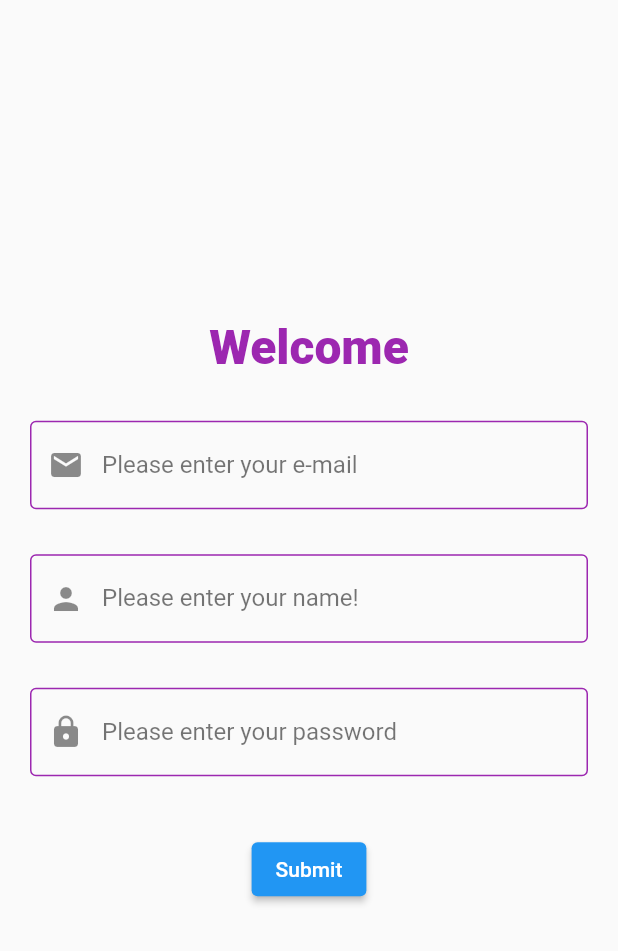
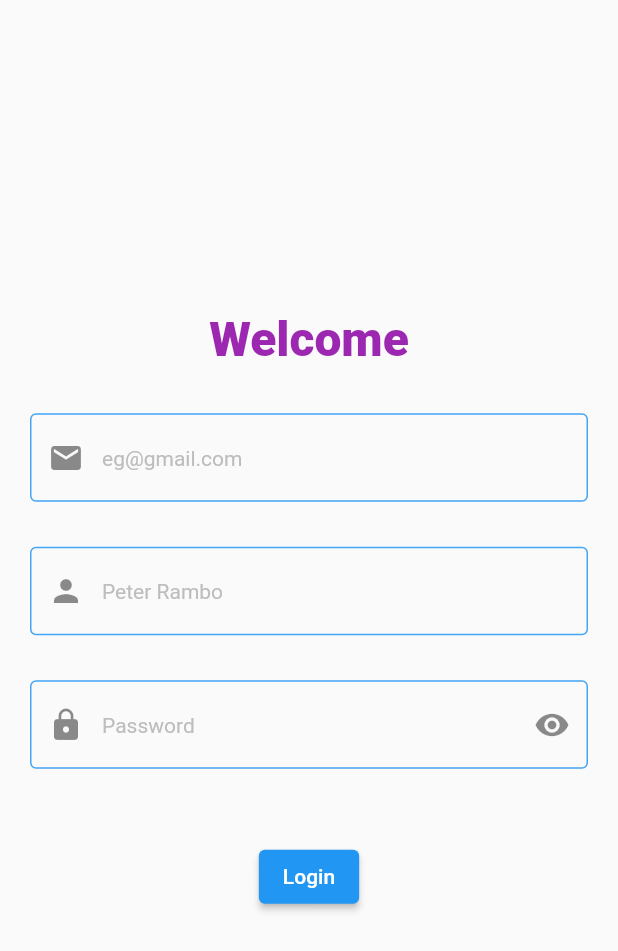
Before and after one commit to YojalKarki/testing, a Flutter app: the screen it shows after launch, on a phone screen of 412 x 824 dp. Shown: the top 951 px of the screen. Run offline on Flutter 3.47's test engine with Material 2 defaults, Android fonts, the phone set to English and light mode, and no system bars; our stand-ins replace flutter_svg, page_transition.

Commit message:
form validation

```diff
--- a/testing/lib/pages/home_page.dart
+++ b/testing/lib/pages/home_page.dart
@@ -383,14 +383,12 @@ class _HomePageState extends State<HomePage> {
       backgroundColor: Colors.white,
       leading:GestureDetector(
         onTap: () {
-          Navigator.of(context).pushNamed(RouteManager.loginPage);
         },
         child: Container(
             margin: const EdgeInsets.all(10),
             decoration: BoxDecoration(
                 color: Colors.white, borderRadius: BorderRadius.circular(10)),
-            child:
-            SvgPicture.asset('assets/icons/arrow-left-5-svgrepo-com.svg')),
+           ),
       ),
 
     actions: [
--- a/testing/lib/pages/login.dart
+++ b/testing/lib/pages/login.dart
@@ -1,8 +1,7 @@
+import 'package:flutter/material.dart';
+import 'package:page_transition/page_transition.dart';
 
-import 'package:flutter/material.dart';
-import 'package:provider/provider.dart';
-import 'package:testing/pages/user.dart';
-import 'package:testing/routes/routes.dart';
+import 'home_page.dart';
 
 class MyApp extends StatelessWidget {
   const MyApp({super.key});
@@ -29,7 +28,6 @@ class _MainPageState extends State<LoginPage> {
   TextEditingController passwordController = TextEditingController();
   bool passToggle = true;
 
-
   @override
   void initState() {
     super.initState();
@@ -49,125 +47,129 @@ class _MainPageState extends State<LoginPage> {
       body: Center(
         child: Padding(
           padding: const EdgeInsets.all(20),
-          child: Form(
-            key: _formField,
-            child: Column(mainAxisAlignment: MainAxisAlignment.center, children: [
-              Text(
-                'Welcome',
-                style: TextStyle(
+          child:
+          Form(key: _formField,
+            child:
+            Column(
+              mainAxisAlignment: MainAxisAlignment.center,
+              children:
+              [
+                const Text('Welcome', style:TextStyle(
                       fontSize: 32,
                       fontWeight: FontWeight.w800,
                       color: Colors.purple
                   ),
                 ),
-              const SizedBox(
-                height: 30,
+                const SizedBox(height: 30,
                 ),
-              AppTextField(
+                TextFormField
+                  (
+                  validator:
+                      (value) {
+                    bool emailValid = RegExp(
+                        r"^[a-zA-Z0-9.a-zA-Z0-9.!#$%&'*+-/=?^_`{|}~]+@[a-zA-Z0-9]+\.[a-zA-Z]+")
+                        .hasMatch(value!);
+                    if (value.isEmpty) {
+                      return "Please enter your email";
+                    } else if (!emailValid) {
+                      return "Please enter valid email";
+                    }
+                    return null;
+                  },
+                  keyboardType: TextInputType.emailAddress,
                   controller: emailController,
-                hint: 'Please enter your e-mail',
-                keyboardType: TextInputType.emailAddress,
-                icons: Icon(Icons.email),
+                  decoration: InputDecoration(
+                    prefixIcon: const Icon(Icons.email),
+                    enabledBorder: OutlineInputBorder(
+                        borderSide: BorderSide(color: Colors.blue.shade400)),
+                    focusedBorder: const OutlineInputBorder(
+                        borderSide: BorderSide(color: Colors.blue)),
+                    hintText: 'eg@gmail.com',
+                    hintStyle: TextStyle(
+                      color: Colors.grey.shade400,
+                      fontSize: 14,
+                    ),
+                  ),
+                ),
+                const SizedBox(height: 30,
+                ),
+                TextFormField(
                   validator: (value) {
-                  bool emailValid = RegExp(r"^[a-zA-Z0-9.a-zA-Z0-9.!#$%&'*+-/=?^_`{|}~]+@[a-zA-Z0-9]+\[a-zA-Z]+").hasMatch(value!);
-                  if(value.isEmpty) {
-                    return "Enter Email";
-                  }
-
-                  else if(!emailValid){
-                    return "Enter Valid email";
+                    if(value!.isEmpty) {
+                      return "Enter your Username";
                     }
                   },
+                  keyboardType: TextInputType.name,
+                  controller: nameController,
+                  decoration: InputDecoration(
+                    prefixIcon: const Icon(Icons.person),
+                    enabledBorder: OutlineInputBorder(
+                        borderSide: BorderSide(color: Colors.blue.shade400)),
+                    focusedBorder: const OutlineInputBorder(
+                        borderSide: BorderSide(color: Colors.blue)),
+                    hintText: 'Peter Rambo',
+                    hintStyle: TextStyle(
+                      color: Colors.grey.shade400,
+                      fontSize: 14,
                     ),
-              const SizedBox(
-                height: 30,
                   ),
-              AppTextField(
-                controller: nameController,
-                hint: 'Please enter your name!',
-                keyboardType: TextInputType.text, icons: const Icon(Icons.person),
+                ),
+                const SizedBox(height: 30,),
+                TextFormField(
                   validator: (value) {
-                  if(nameController.text.isEmpty) {
-                    return "Please Enter your name";
-                  }
-                },
-
-              ),
-              const SizedBox(
-                height: 30,
-              ),
-              AppTextField(
-                controller: passwordController,
-                hint: 'Please enter your password',
-                keyboardType: TextInputType.visiblePassword, icons: Icon(Icons.lock),
-                validator: (value) {
-                  if(value.isEmpty) {
-                    return "Enter email";
-                  }
-                  else if(passwordController.text.length < 8) {
+                    if (value!.isEmpty) {
+                      return "Please enter your password";
+                    } else if (passwordController.text.length < 8) {
                       return "Password must be more than 8 characters";
                     }
+                    return null;
                   },
+                  keyboardType: TextInputType.name,
+                  controller: passwordController,
+                  obscureText: passToggle,
+                  decoration: InputDecoration(
+                    prefixIcon: const Icon(Icons.lock),
+                    suffixIcon: InkWell(onTap: () {
+                      setState(() {
+                        passToggle = !passToggle;
+                    });},
+                    child: Icon(passToggle ? Icons.visibility : Icons.visibility_off),
+                    ),
+                    enabledBorder: OutlineInputBorder(
+                        borderSide: BorderSide(color: Colors.blue.shade400)),
+                    focusedBorder: const OutlineInputBorder(
+                        borderSide: BorderSide(color: Colors.blue)),
+                    hintText: 'Password',
+                    hintStyle: TextStyle(
+                      color: Colors.grey.shade400,
+                      fontSize: 14,
+                    ),
+                  ),
+                ),
+                const SizedBox(height: 40,),
 
-              ),
-              const SizedBox(
-                height: 30,
-              ),
                 Padding(
                   padding: const EdgeInsets.all(8.0),
                   child: ElevatedButton(
                     onPressed: () {
-                    context.read<User>().username = nameController.text;
-                    Navigator.of(context).pushNamed(RouteManager.homePage);
-                    if(_formField.currentState!.validate()) {
+                      if (_formField.currentState!.validate()) {
+                        Navigator.pushReplacement(
+                            context,
+                            PageTransition(
+                                child: const HomePage(),
+                                type: PageTransitionType.rightToLeft));
                         emailController.clear();
                         passwordController.clear();
                         nameController.clear();
                       }
                     },
-                  child: const Text('Submit'),
+                    child: const Text('Login'),
                   ),
                 ),
-            ]),
+              ],),
           ),
         ),
       ),
     );
   }
 }
-
-class AppTextField extends StatelessWidget {
-  const AppTextField(
-      {super.key,
-      required this.controller,
-      required this.hint,
-      required this.keyboardType, required this.icons, required this.validator});
-
-  final TextEditingController controller;
-  final String hint;
-  final TextInputType keyboardType;
-  final Icon icons;
-  final FormFieldValidator validator;
-
-  @override
-  Widget build(BuildContext context) {
-    return TextFormField(
-      validator: validator,
-      controller: controller,
-      //obscureText: true,
-      keyboardType: keyboardType,
-      decoration: InputDecoration(
-        prefixIcon: icons,
-        focusedBorder: const OutlineInputBorder(
-          borderSide: BorderSide(color: Colors.black54),
-        ),
-        enabledBorder: const OutlineInputBorder(
-          borderSide: BorderSide(color: Colors.purple),
-        ),
-        border: const OutlineInputBorder(),
-        labelText: hint,
-        labelStyle: const TextStyle(color: Colors.black54),
-      ),
-    );
-  }
-}
--- a/testing/lib/pages/search.dart
+++ b/testing/lib/pages/search.dart
@@ -1,4 +1,5 @@
 import 'package:flutter/material.dart';
+import 'package:testing/routes/routes.dart';
 
 class SearchFood extends SearchDelegate {
   @override
@@ -9,7 +10,7 @@ class SearchFood extends SearchDelegate {
           Icons.close,
         ),
         onPressed: () {
-          query = "";
+          Navigator.pushReplacement(context, RouteManager.homePage as Route<Object?>);
         },
       ),
     ];
--- a/testing/pubspec.yaml
+++ b/testing/pubspec.yaml
@@ -38,6 +38,7 @@ dependencies:
   google_fonts: ^6.0.0
   flutter_svg: ^2.0.7
   provider: ^6.0.5
+  page_transition: ^2.1.0
 
 
 dev_dependencies:
```
Also changed, not shown: testing/pubspec.lock. Lines whose indentation alone changed are shown as unchanged.
